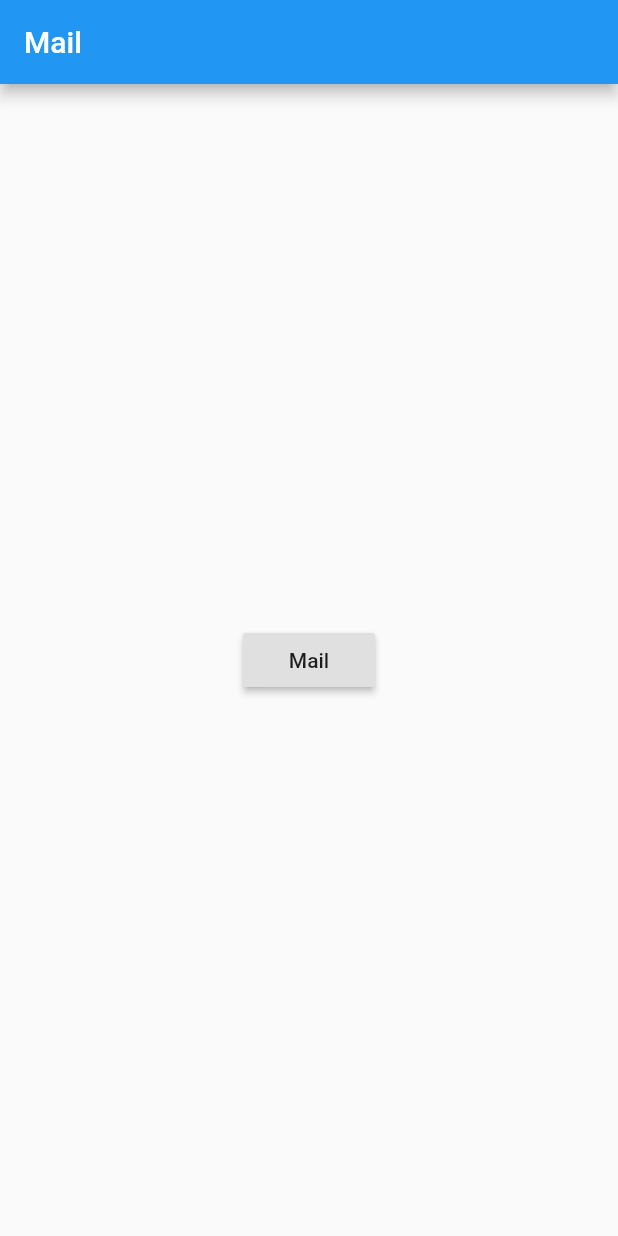
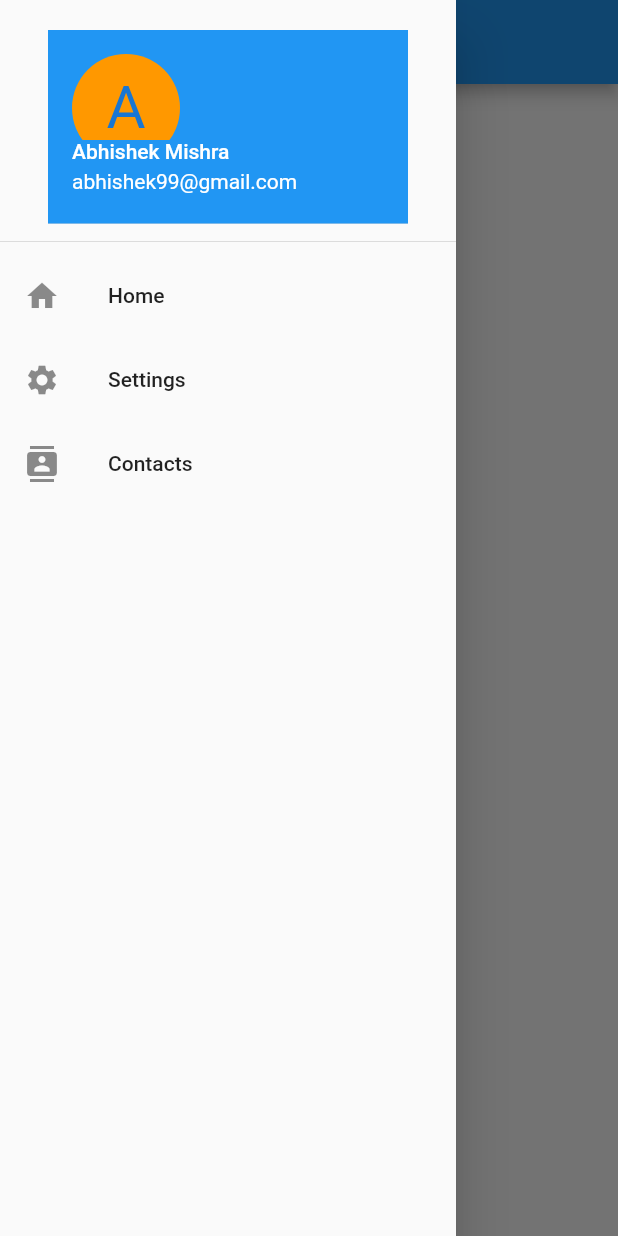
Before and after one commit to nasrinsamad19/FlutterSampleApp, a Flutter app: the screen it shows after launch, with the side drawer open (before the commit the screen has no drawer), on a phone screen of 412 x 824 dp. Run offline on Flutter 3.47's test engine with Material 2 defaults, Android fonts, the phone set to English and light mode, and no system bars; our stand-ins replace flutter_swiper, gallery_saver, image_picker, sqflite; missing offline and left inert: mailer; accounts and stored records are empty.

Commit message:
Added Navigation drawer

```diff
--- /dev/null
+++ b/lib/DrawerEX.dart
@@ -0,0 +1,61 @@
+import 'package:flutter/cupertino.dart';
+import 'package:flutter/material.dart';
+import 'package:sample/Contacts.dart';
+import 'package:sample/EmployeeHome.dart';
+import 'package:sample/Home.dart';
+import 'package:sample/Images.dart';
+class  DrawerEx extends StatefulWidget{
+  State<StatefulWidget> createState()=> new _State();
+}
+class _State extends State<DrawerEx>{
+  @override
+  Widget build(BuildContext context) {
+    return Scaffold(
+      appBar: AppBar(title: Text('Drawer Example'),),
+      drawer: Drawer(
+        child:ListView(
+          children:<Widget> [
+            DrawerHeader(
+              child: ListTile(
+                title: UserAccountsDrawerHeader(
+                  accountName: Text("Abhishek Mishra"),
+                  accountEmail: Text("abhishek99@gmail.com"),
+                  decoration:BoxDecoration(color: Colors.blue),
+                  currentAccountPicture: CircleAvatar(
+                    maxRadius: 75,
+                   backgroundColor: Colors.orange,
+                    child: Text("A",
+                      style: TextStyle(fontSize: 40.0),
+                    ),
+                  ),
+                ),
+              ),
+            ),
+            ListTile(
+              leading: Icon(Icons.home),
+              title: Text('Home'),
+              onTap: (){
+                Navigator.push(context, MaterialPageRoute(builder: (context)=> EmployeeHome()));
+              },
+            ),
+            ListTile(
+              leading: Icon(Icons.settings),
+              title: Text('Settings'),
+              onTap: (){
+                Navigator.push(context, MaterialPageRoute(builder: (context)=> Images()));
+              },
+            ),
+            ListTile(
+              leading: Icon(Icons.contacts),
+              title: Text('Contacts'),
+              onTap: (){
+                Navigator.push(context, MaterialPageRoute(builder: (context)=> Contacts()));
+              },
+            )
+          ],
+        ) ,
+      ),
+
+    );
+  }
+}
--- a/lib/main.dart
+++ b/lib/main.dart
@@ -1,6 +1,7 @@
 
 import 'package:flutter/material.dart';
 import 'package:sample/Contacts.dart';
+import 'package:sample/DrawerEX.dart';
 import 'package:sample/EmployeeHome.dart';
 import 'package:sample/Images.dart';
 import 'package:sample/Login.dart';
@@ -23,6 +24,6 @@ void main() => runApp(MyApp());
    Widget build(BuildContext buildContext)
   {
     return MaterialApp(
-      home:Mailer()
+      home:DrawerEx()
     );
   }}
```
